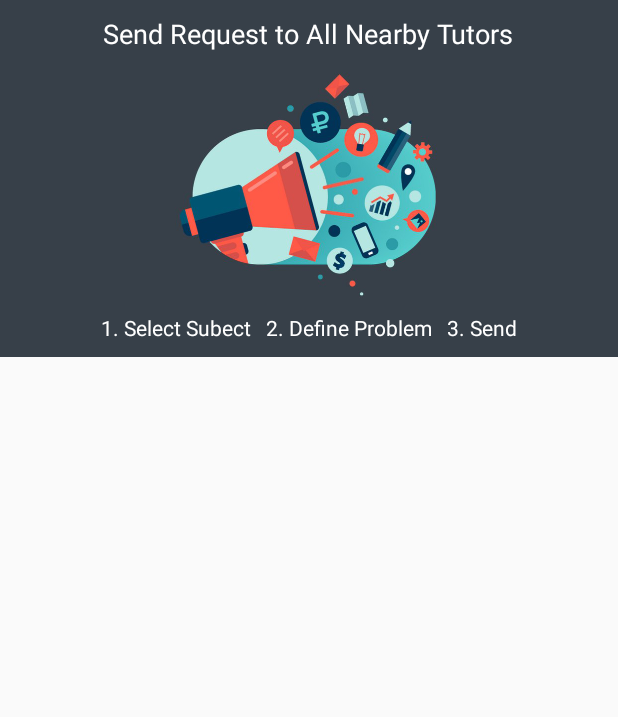
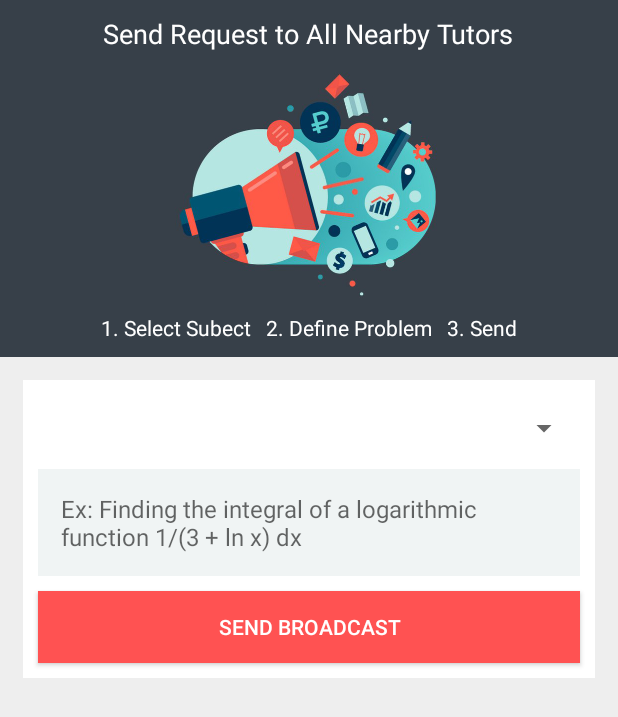
Before and after one commit to darkmoonus/stuber, an Android app: the layout fragment_broadcast.xml on its own in the app's theme, with its tools: preview values and no code run, on a phone screen of 412 x 824 dp. Shown: the top 717 px of the screen. Run offline under Robolectric (Android 15) with nearby library versions, the phone set to English and light mode, and no system bars.

Commit message:
Finish BroadcastFragment layout.

```diff
--- a/app/src/main/res/layout/fragment_broadcast.xml
+++ b/app/src/main/res/layout/fragment_broadcast.xml
@@ -2,13 +2,16 @@
     xmlns:tools="http://schemas.android.com/tools"
     android:layout_width="match_parent"
     android:layout_height="match_parent"
-    tools:context="uet.vav.stuber.fragments.BroadcastFragment" >
+    tools:context="uet.vav.stuber.fragments.BroadcastFragment"
+    android:background="@color/broadcast_background"
+    xmlns:app="http://schemas.android.com/apk/res-auto">
 
     <LinearLayout
+        android:id="@+id/broadcast_img"
         android:orientation="vertical"
         android:layout_width="match_parent"
         android:layout_height="wrap_content"
-        android:background="@color/broadcast">
+        android:background="@color/broadcast_img">
 
         <TextView
             android:layout_width="wrap_content"
@@ -38,5 +41,47 @@
             android:textColor="@color/white"/>
     </LinearLayout>
 
+    <LinearLayout
+        android:orientation="vertical"
+        android:layout_width="match_parent"
+        android:layout_height="wrap_content"
+        android:layout_marginLeft="15dp"
+        android:layout_marginRight="15dp"
+        android:layout_marginTop="15dp"
+        android:layout_below="@+id/broadcast_img"
+        android:background="@color/white">
 
+        <Spinner
+            android:id="@+id/subject_spinner"
+            android:layout_width="match_parent"
+            android:layout_height="wrap_content"
+            android:layout_marginTop="20dp"
+            android:layout_marginLeft="10dp"
+            android:layout_marginRight="10dp"
+            android:layout_gravity="center_horizontal">
+        </Spinner>
+
+        <TextView
+            android:layout_width="match_parent"
+            android:layout_height="wrap_content"
+            android:layout_marginLeft="10dp"
+            android:layout_marginRight="10dp"
+            android:layout_marginTop="15dp"
+            android:padding="15dp"
+            android:textSize="16sp"
+            android:hint="Ex: Finding the integral of a logarithmic function 1/(3 + ln x) dx"
+            android:background="#f0f4f4"/>
+
+        <Button
+            android:layout_width="match_parent"
+            android:layout_height="wrap_content"
+            android:text="SEND BROADCAST"
+            android:textColor="@color/white"
+            android:textAlignment="center"
+            android:layout_marginTop="10dp"
+            android:layout_marginBottom="10dp"
+            android:layout_marginLeft="10dp"
+            android:layout_marginRight="10dp"
+            android:background="#ff5252"/>
+    </LinearLayout>
 </RelativeLayout>
--- a/app/src/main/res/values/colors.xml
+++ b/app/src/main/res/values/colors.xml
@@ -23,7 +23,9 @@
     <color name="colorFAB1">#2196F3</color>
     <color name="colorFAB2">#E040FB</color>
 
-    <color name="broadcast">#374049</color>
+    <color name="broadcast_img">#374049</color>
+    <color name="broadcast_background">#eeeeee</color>
+
     <color name="direct">#4CAF50</color>
     <color name="notification">#795548</color>
     <color name="settings">#5D4037</color>
```
Also changed, not shown: app/src/main/java/uet/vav/stuber/fragments/BroadcastFragment.java (+53 -1 lines).
